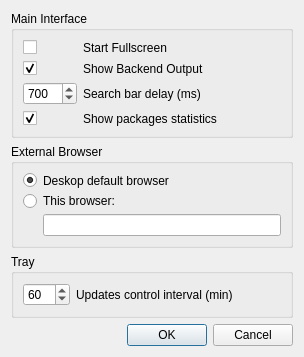
Qt form Qt/AppSet-Qt/options.ui (svn2github/appset) before a commit.
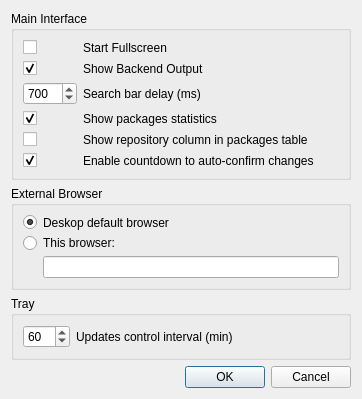
The same form after that commit.

Commit message: Adds Repo INFO, 2 new Options, SearchBar focus big fixed

```diff
--- a/Qt/AppSet-Qt/options.ui
+++ b/Qt/AppSet-Qt/options.ui
@@ -6,8 +6,8 @@
    <rect>
     <x>0</x>
     <y>0</y>
-    <width>304</width>
-    <height>352</height>
+    <width>362</width>
+    <height>377</height>
    </rect>
   </property>
   <property name="sizePolicy">
@@ -201,6 +201,37 @@
           </property>
          </widget>
         </item>
+        <item row="5" column="0">
+         <widget class="QCheckBox" name="confirmCountdown">
+          <property name="text">
+           <string notr="true"/>
+          </property>
+          <property name="checked">
+           <bool>true</bool>
+          </property>
+         </widget>
+        </item>
+        <item row="5" column="1">
+         <widget class="QLabel" name="label_8">
+          <property name="text">
+           <string>Enable countdown to auto-confirm changes</string>
+          </property>
+         </widget>
+        </item>
+        <item row="4" column="0">
+         <widget class="QCheckBox" name="showRepos">
+          <property name="text">
+           <string/>
+          </property>
+         </widget>
+        </item>
+        <item row="4" column="1">
+         <widget class="QLabel" name="label_9">
+          <property name="text">
+           <string>Show repository column in packages table</string>
+          </property>
+         </widget>
+        </item>
        </layout>
       </item>
      </layout>
```
The commit also changes 13 other files.
